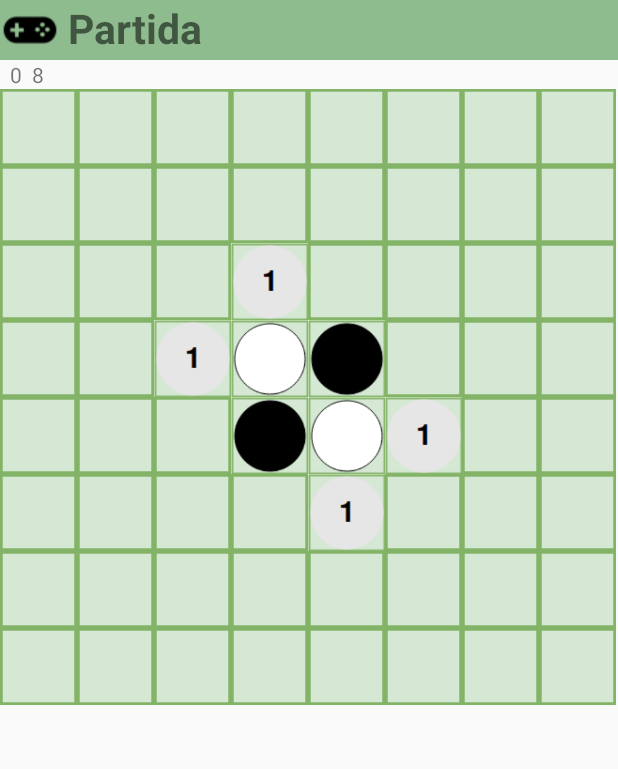
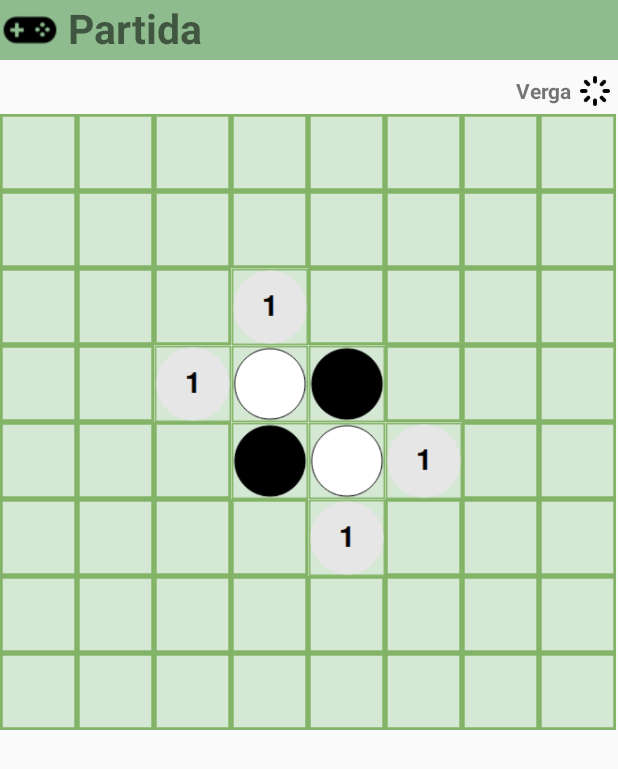
Before and after one commit to lrcarrera/Reversi, an Android app: the Configuracio screen opened directly, with no data from a screen before it, after a tap on "COMENÇAR", on a phone screen of 412 x 824 dp. Shown: the top 769 px of the screen. Run offline under Robolectric (Android 15) with nearby library versions, the phone set to English and light mode, and no system bars.

Commit message:
Desarrollo Juego Details implemented

```diff
--- a/app/src/main/java/com/example/radu/reversi/CustomAdapter.java
+++ b/app/src/main/java/com/example/radu/reversi/CustomAdapter.java
@@ -26,7 +26,7 @@ public class CustomAdapter extends BaseAdapter {
     private final Context context;
     private Game game;
     private int size;
-    private TextView tv;
+    private TextView et, tv;
     int BLOCK = 0;
     int WIN = 1;
     int LOSE = 2;
@@ -34,9 +34,10 @@ public class CustomAdapter extends BaseAdapter {
     int TIMER = 4;
     int MULTIPLAYER = 1;
 
-    public CustomAdapter (Context c, Game game, TextView tv){
+    public CustomAdapter (Context c, Game game, TextView et, TextView tv){
         this.context = c;
         this.tv = tv;
+        this.et = et;
         this.game = game;
         this.size = game.getBoard().size();
     }
@@ -244,15 +245,22 @@ public class CustomAdapter extends BaseAdapter {
 
     public  void updateNumbers(){
         System.out.println("ENtro en la casaaaaaa");
-        String message;
+        String numbers, state, auxiliar;
         int toFill = (game.getBoard().size() * game.getBoard().size()) -
                 (game.getBoard().getCountBlack() + game.getBoard().getCountWhite());
-        message = String.format(context.getString(R.string.info_caselles),
+        numbers = String.format(context.getString(R.string.info_caselles),
                 Integer.valueOf(game.getBoard().getCountBlack()).toString(),
                 Integer.valueOf(game.getBoard().getCountWhite()).toString(),
                 Integer.valueOf(toFill).toString());
 
-        tv.setText(message);
+        tv.setText(numbers);
+        if(game.getState() == State.FINISHED){
+            auxiliar = context.getString(R.string.finalitzada);
+        } else {
+            auxiliar = context.getString(R.string.en_marxa);
+        }
+        state = String.format(context.getString(R.string.estat), auxiliar);
+        et.setText(state);
     }
 
 
--- a/app/src/main/java/com/example/radu/reversi/DesarrolloJuego.java
+++ b/app/src/main/java/com/example/radu/reversi/DesarrolloJuego.java
@@ -57,7 +57,7 @@ public class DesarrolloJuego extends AppCompatActivity {
         timer = in.getIntExtra("timer", 0);
         grid_dimension = in.getIntExtra("grid_dimension", 0);
         alias = in.getStringExtra("alias");
-        et.setText(alias + "  " + timer + "  " + grid_dimension);
+        //et.setText(alias + "  " + timer + "  " + grid_dimension);
 
         gv.setNumColumns(grid_dimension);
        // gv.setColumnWidth();
@@ -66,7 +66,7 @@ public class DesarrolloJuego extends AppCompatActivity {
         game = new Game(board);
         State  state = State.BLACK;
 
-        adapter = new CustomAdapter(getApplicationContext(), game, tv);
+        adapter = new CustomAdapter(getApplicationContext(), game, et, tv);
         gv.setAdapter(adapter);
         //adapter.notifyDataSetChanged();
 
@@ -91,7 +91,7 @@ public class DesarrolloJuego extends AppCompatActivity {
 
 
             //g.getBoard().countAll(grid_dimension);
-            adapter = new CustomAdapter(this, game, tv);
+            adapter = new CustomAdapter(this, game, et,tv);
             //gvaux.setAdapter(adapter);
             //adapter.notifyDataSetChanged();
             gv.setAdapter(adapter);
--- a/app/src/main/res/layout/activity_desarrollo_juego.xml
+++ b/app/src/main/res/layout/activity_desarrollo_juego.xml
@@ -8,7 +8,7 @@
     <!-- Header aligned to top -->
 
     <LinearLayout
-        android:id="@+id/header"
+        android:id="@+id/header_desarrollo"
         android:layout_width="match_parent"
         android:layout_height="wrap_content"
         android:layout_alignParentStart="true"
@@ -34,12 +34,64 @@
             android:textStyle="bold"/>
     </LinearLayout>
 
-    <TextView
-        android:id="@+id/text"
+
+    <LinearLayout
+        android:id="@+id/sub_layout"
+        android:layout_width="match_parent"
+        android:layout_height="wrap_content"
+        android:orientation="horizontal"
+        android:layout_below="@+id/header_desarrollo"
+        android:layout_marginTop="@dimen/margin_left">
+
+        <TextView
+            android:id="@+id/text"
+            android:layout_width="wrap_content"
+            android:layout_height="wrap_content"
+            android:layout_marginTop="@dimen/margin_left"
+            android:text=""/>
+
+        <LinearLayout
+            android:id="@+id/sub_aux"
+            android:layout_width="match_parent"
+            android:layout_height="wrap_content"
+            android:orientation="horizontal"
+            android:gravity="right"
+            android:layout_below="@+id/header_desarrollo"
+            android:layout_marginTop="@dimen/margin_left">
+
+            <TextView
+                android:id="@+id/timer_text"
+                android:layout_width="wrap_content"
+                android:layout_height="wrap_content"
+                android:layout_alignRight="@+id/timer"
+                android:layout_marginRight="@dimen/margin_left"
+                android:text="Verga"
+                android:textStyle="bold"/>
+
+
+            <ImageView
+                android:id="@+id/timer"
+                android:layout_width="@dimen/little_icon_size"
+                android:layout_height="@dimen/little_icon_size"
+                android:layout_marginRight="@dimen/margin_left"
+                android:src="@drawable/chrono_icon" />
+
+        </LinearLayout>
+
+        <!---->
+
+    </LinearLayout>
+
+    <!--<TextView
+        android:id="@+id/timer_text"
         android:layout_width="wrap_content"
         android:layout_height="wrap_content"
-        android:layout_below="@+id/header"
-        android:text=""/>
+        android:layout_alignLeft="@+id/timer"
+        android:layout_marginRght="@dimen/margin_left"
+        android:text=""
+        android:textSize="@dimen/text_size"
+        android:textStyle="bold"/>-->
+
 
     <GridView
         android:id="@+id/grid_custom"
@@ -48,7 +100,8 @@
         android:adjustViewBounds="true"
         android:horizontalSpacing="@dimen/null_spacing"
         android:verticalSpacing="@dimen/null_spacing"
-        android:layout_below="@+id/text"/>
+        android:layout_marginTop="@dimen/margin_left"
+        android:layout_below="@+id/sub_layout"/>
         <!--android:stretchMode="columnWidth"
         android:scaleType="centerCrop"-->
 
@@ -57,6 +110,7 @@
         android:layout_width="wrap_content"
         android:layout_height="wrap_content"
         android:layout_below="@+id/grid_custom"
+        android:layout_marginTop="@dimen/margin_left"
         android:text="" />
 
 
--- a/app/src/main/res/values/dimens.xml
+++ b/app/src/main/res/values/dimens.xml
@@ -6,6 +6,7 @@
     <dimen name="text_size">27dp</dimen>
     <dimen name="text_size2">12dp</dimen>
     <dimen name="image_reverse_size">40dp</dimen>
+    <dimen name="little_icon_size">20dp</dimen>
     <dimen name="null_spacing">0dp</dimen>
 
 
--- a/app/src/main/res/values/strings.xml
+++ b/app/src/main/res/values/strings.xml
@@ -1,5 +1,6 @@
 <resources>
 
+    <string name="empty"></string>
     <!-- Menu Principal strings -->
     <string name="app_name">Reversi</string>
     <string name="comenca_partida">Començar Partida</string>
@@ -36,6 +37,9 @@
     <!--- Desarrollo Juego -->
     <string name="partida">Partida</string>
     <string name="info_caselles">Tu: \'%s\'  Oponent: \'%s\' Caselles Pendents: \'%s\' </string>
+    <string name="estat">Estat partida: %s !</string>
+    <string name="en_marxa">En Marxa</string>
+    <string name="finalitzada">FINALITZADA</string>
 
     <!--- Resultados Juego -->
     <string name="resultados">Resultat</string>
```
Also changed, not shown: app/src/main/res/layout/row.xml (deleted, +0 -18 lines).
